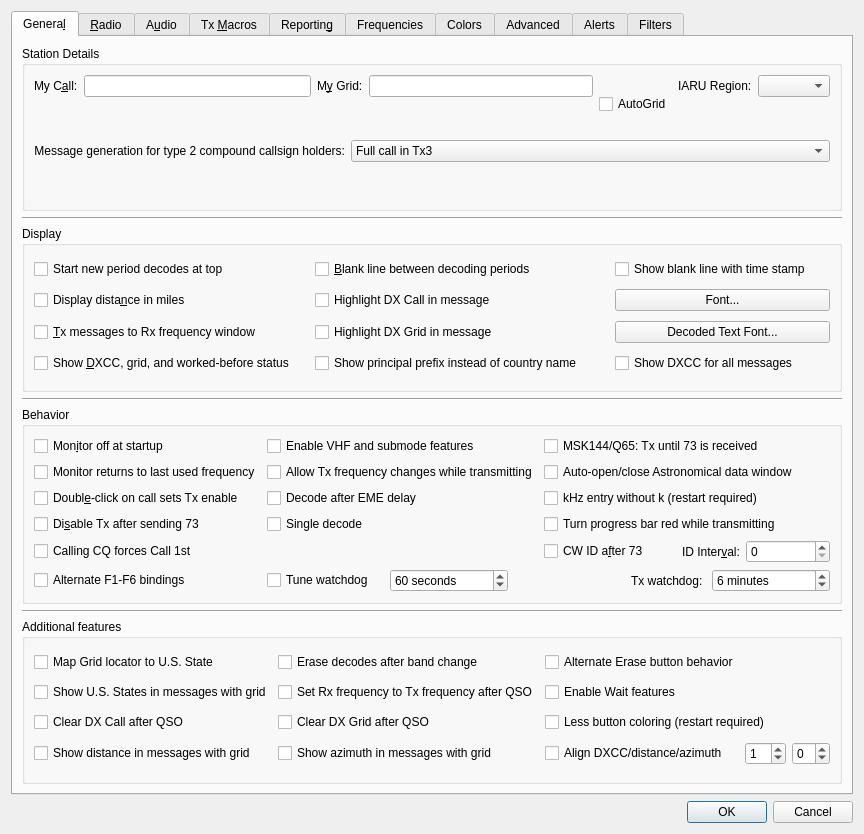
Before: the Qt Designer form Configuration.ui in elisir80/decodium3-build-macos, drawn with Qt 5.
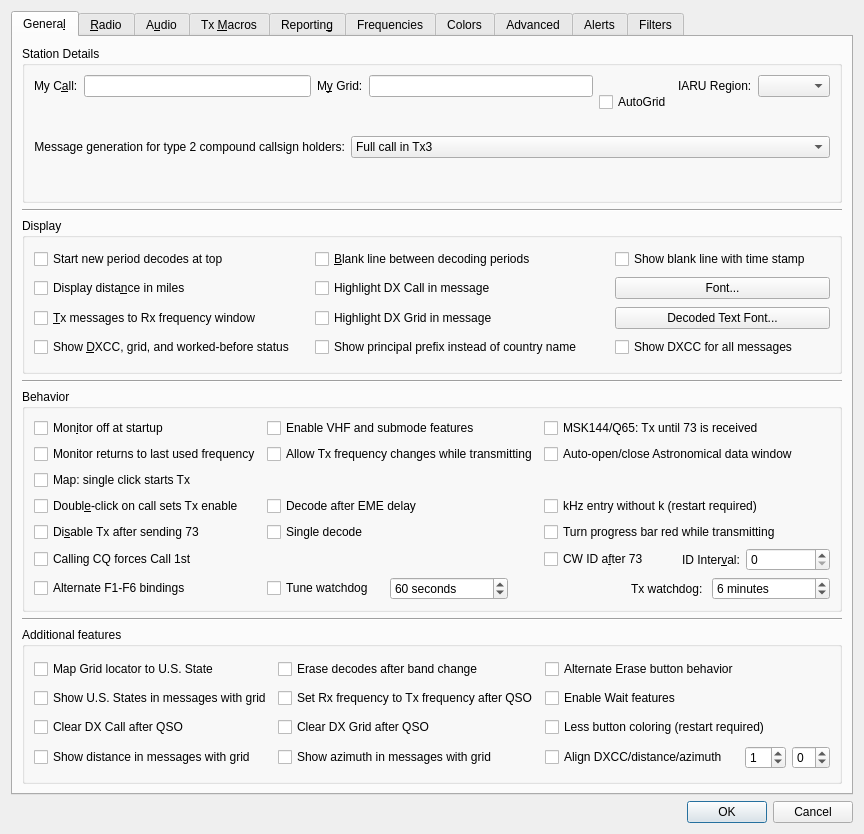
After: the same form once the commit is applied. Custom widgets are drawn as their Qt base class.

The edit to the form file:
```diff
--- a/Configuration.ui
+++ b/Configuration.ui
@@ -327,6 +327,16 @@
             </property>
            </widget>
           </item>
+          <item row="2" column="0">
+           <widget class="QCheckBox" name="map_single_click_starts_tx_check_box">
+            <property name="toolTip">
+             <string>If enabled, map single-click starts Tx and double-click only fills DX fields.</string>
+            </property>
+            <property name="text">
+             <string>Map: single click starts Tx</string>
+            </property>
+           </widget>
+          </item>
           <item row="0" column="1">
            <widget class="QCheckBox" name="enable_VHF_features_check_box">
             <property name="text">
```
